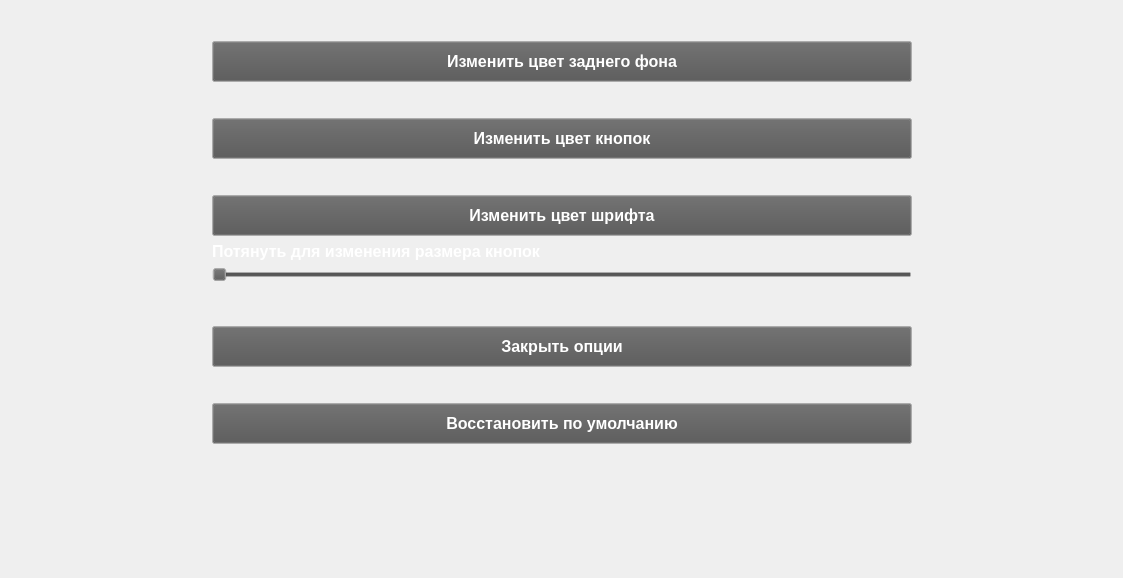
Before: the Qt Designer form optionswidget.ui in RocketBunny727/CarSharring, drawn with Qt 5.
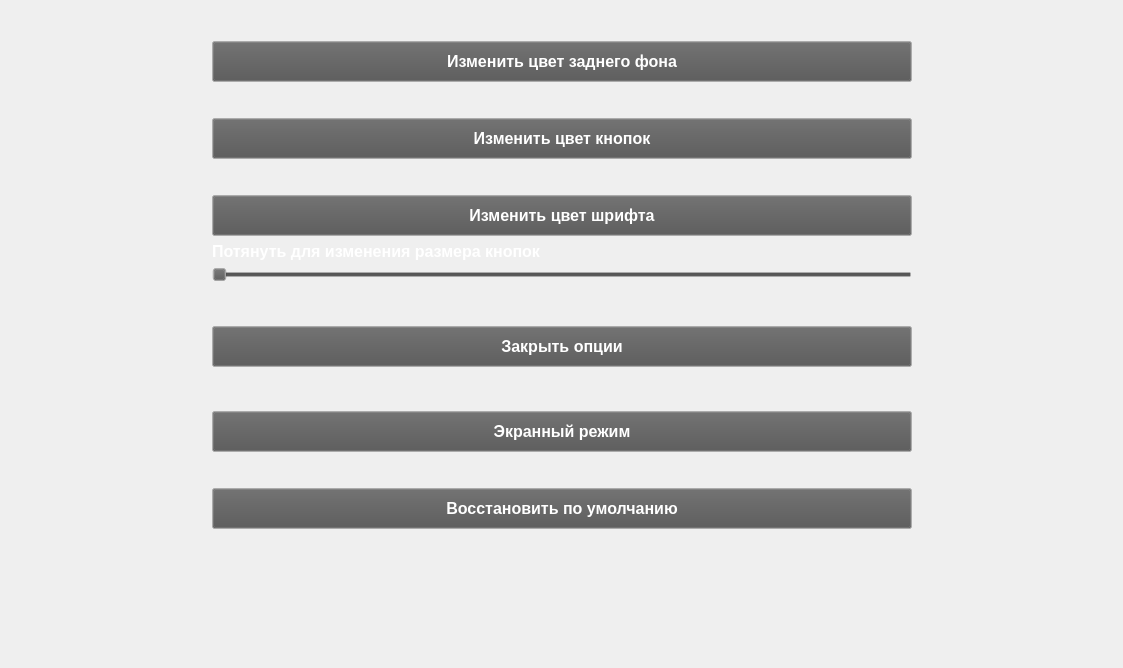
After: the same form once the commit is applied.

Commit message: add screen modes

Diff of the .ui file:
```diff
--- a/optionswidget.ui
+++ b/optionswidget.ui
@@ -7,7 +7,7 @@
     <x>0</x>
     <y>0</y>
     <width>1123</width>
-    <height>578</height>
+    <height>668</height>
    </rect>
   </property>
   <property name="palette">
@@ -619,6 +619,43 @@
            </property>
           </widget>
          </item>
+         <item>
+          <spacer name="verticalSpacer_9">
+           <property name="orientation">
+            <enum>Qt::Orientation::Vertical</enum>
+           </property>
+           <property name="sizeType">
+            <enum>QSizePolicy::Policy::Fixed</enum>
+           </property>
+           <property name="sizeHint" stdset="0">
+            <size>
+             <width>20</width>
+             <height>38</height>
+            </size>
+           </property>
+          </spacer>
+         </item>
+         <item>
+          <widget class="QPushButton" name="screenButton">
+           <property name="minimumSize">
+            <size>
+             <width>700</width>
+             <height>41</height>
+            </size>
+           </property>
+           <property name="font">
+            <font>
+             <pointsize>12</pointsize>
+             <italic>false</italic>
+             <bold>true</bold>
+             <underline>false</underline>
+            </font>
+           </property>
+           <property name="text">
+            <string>Экранный режим</string>
+           </property>
+          </widget>
+         </item>
          <item>
           <spacer name="verticalSpacer_5">
            <property name="orientation">
```
The commit also changes 4 other files.
